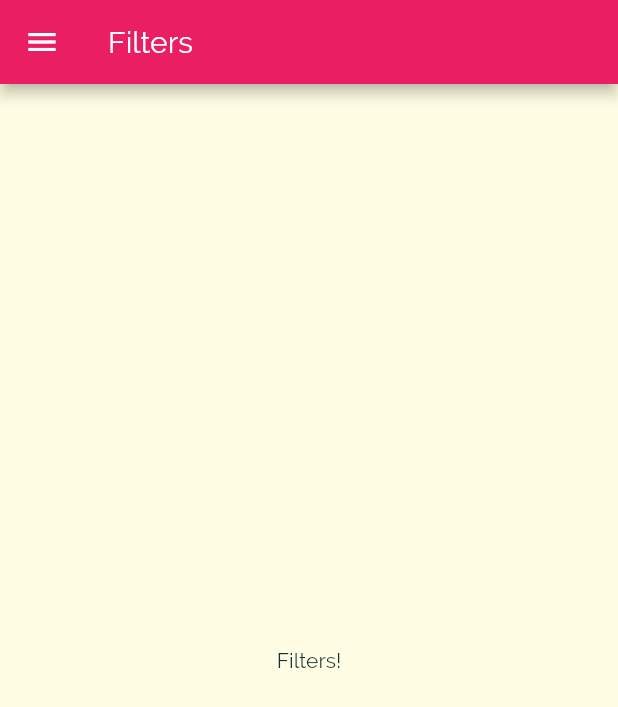
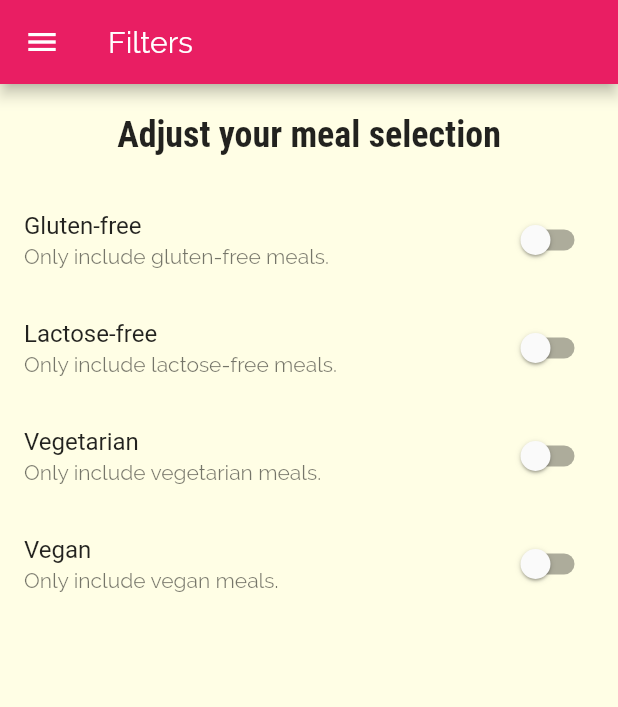
Before and after one commit to VazMF/deli-meal-app, a Flutter app: the FilterScreen screen opened by its route, on a phone screen of 412 x 824 dp. Shown: the top 707 px of the screen. Run offline on Flutter 3.47's test engine with Material 2 defaults, Android fonts, the phone set to English and light mode, and no system bars.

```diff
--- a/lib/screens/filters_screen.dart
+++ b/lib/screens/filters_screen.dart
@@ -1,8 +1,32 @@
 import '../widgets/main_drawer.dart';
 import 'package:flutter/material.dart';
 
-class FilterScreen extends StatelessWidget {
+class FilterScreen extends StatefulWidget {
   static const screenName = '/filter-screen';
+
+  @override
+  _FilterScreenState createState() => _FilterScreenState();
+}
+
+class _FilterScreenState extends State<FilterScreen> {
+  bool _glutenFree = false;
+  bool _vegetarian = false;
+  bool _vegan = false;
+  bool _lactoseFree = false;
+
+  Widget _buildSwitchListTile(
+    String title,
+    String description,
+    bool currentValue,
+    Function updateValue
+    ) {
+    return SwitchListTile(
+      title: Text(title),
+      value: currentValue,
+      subtitle: Text(description),
+      onChanged: updateValue,
+    );
+  }
 
   @override
   Widget build(BuildContext context) {
@@ -11,8 +35,70 @@ class FilterScreen extends StatelessWidget {
         title: Text('Filters'),
       ),
       drawer: MainDrawer(),
-      body: Center(
-        child: Text('Filters!'),
+      body: Column(
+        children: [
+          Container(
+            padding: EdgeInsets.all(20),
+            child: Text(
+              'Adjust your meal selection',
+              style: Theme.of(context).textTheme.headline6,
+            ),
+          ),
+          Expanded(
+            child: ListView(
+              children: [
+                _buildSwitchListTile(
+                  'Gluten-free',
+                  'Only include gluten-free meals.',
+                  _glutenFree,
+                  (newValue) {
+                    setState(
+                      () {
+                        _glutenFree = newValue;
+                      }
+                    );
+                  },
+                ),
+                _buildSwitchListTile(
+                  'Lactose-free',
+                  'Only include lactose-free meals.',
+                  _lactoseFree,
+                  (newValue) {
+                    setState(
+                      () {
+                        _lactoseFree = newValue;
+                      }
+                    );
+                  },
+                ),
+                _buildSwitchListTile(
+                  'Vegetarian',
+                  'Only include vegetarian meals.',
+                  _vegetarian,
+                  (newValue) {
+                    setState(
+                      () {
+                        _vegetarian = newValue;
+                      }
+                    );
+                  },
+                ),
+                _buildSwitchListTile(
+                  'Vegan',
+                  'Only include vegan meals.',
+                  _vegan,
+                  (newValue) {
+                    setState(
+                      () {
+                        _vegan = newValue;
+                      }
+                    );
+                  },
+                ),
+              ],
+            ),
+          ),
+        ],
       ),
     );
   }
```
